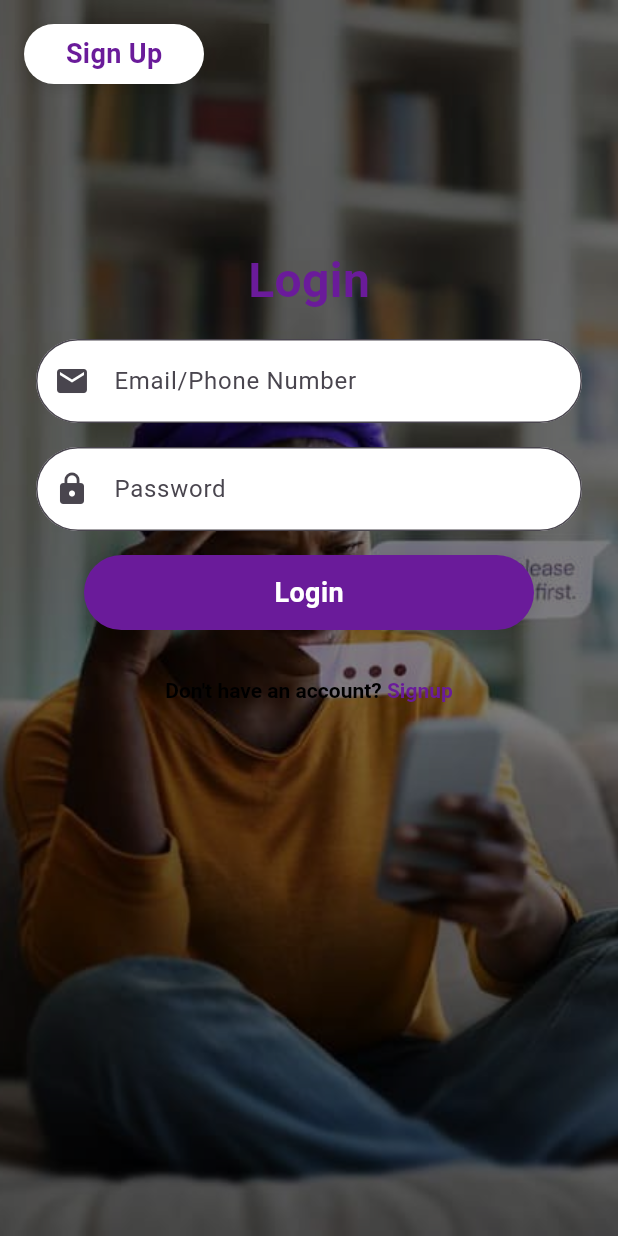
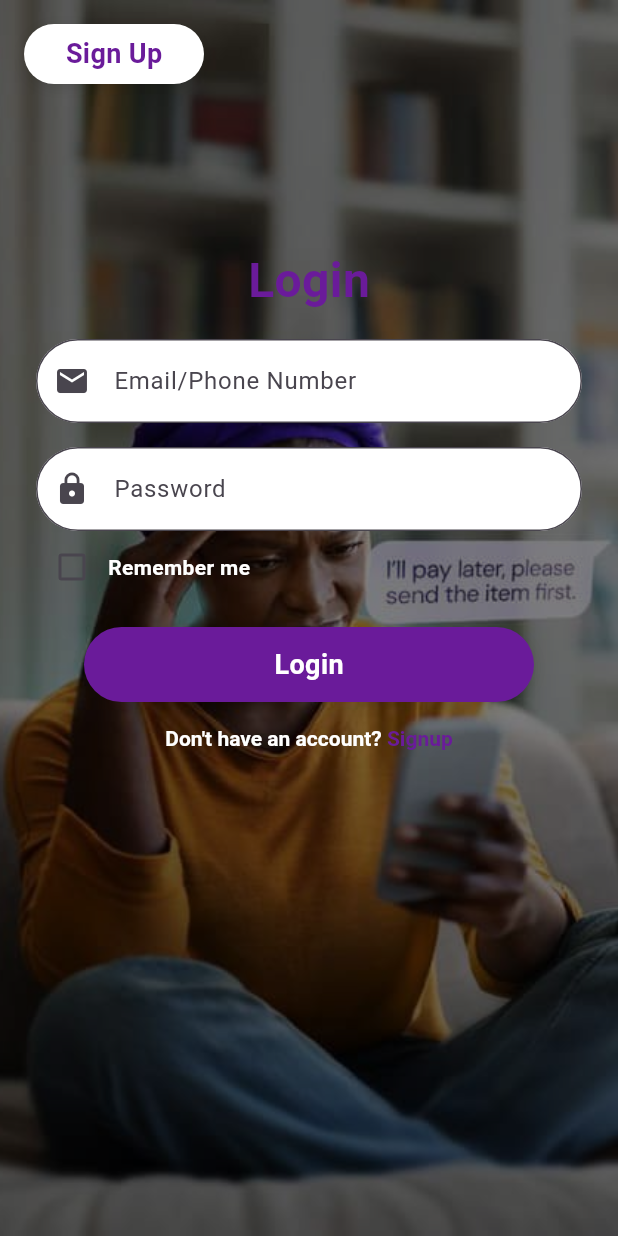
Before and after one commit to Chrisgentsl/miboks-millennialsierraleone, a Flutter app: the screen it shows after launch, after a tap on "Skip", on a phone screen of 412 x 824 dp. Run offline on Flutter 3.47's test engine with Material 3 defaults, Android fonts, the phone set to English and light mode, and no system bars; our stand-ins replace cloud_firestore, firebase_auth, firebase_core, shared_preferences; accounts and stored records are empty.

Commit message:
add remeber me checkbox on the login screen

```diff
--- a/lib/screens/login_screen.dart
+++ b/lib/screens/login_screen.dart
@@ -2,6 +2,7 @@ import 'package:flutter/material.dart';
 import 'package:flutter/gestures.dart';
 import 'package:firebase_auth/firebase_auth.dart';
 import 'package:cloud_firestore/cloud_firestore.dart';
+import 'package:shared_preferences/shared_preferences.dart';
 import '../widgets/login_button2.dart';
 import '../widgets/signup_button.dart';
 import '../logo_widget.dart';
@@ -17,6 +18,37 @@ class _LoginScreenState extends State<LoginScreen> {
   final TextEditingController _emailController = TextEditingController();
   final TextEditingController _passwordController = TextEditingController();
   bool _isLoading = false;
+  bool _rememberMe = false;
+
+  @override
+  void initState() {
+    super.initState();
+    _loadSavedCredentials();
+  }
+
+  Future<void> _loadSavedCredentials() async {
+    final prefs = await SharedPreferences.getInstance();
+    setState(() {
+      _rememberMe = prefs.getBool('rememberMe') ?? false;
+      if (_rememberMe) {
+        _emailController.text = prefs.getString('email') ?? '';
+        _passwordController.text = prefs.getString('password') ?? '';
+      }
+    });
+  }
+
+  Future<void> _saveCredentials() async {
+    final prefs = await SharedPreferences.getInstance();
+    if (_rememberMe) {
+      await prefs.setString('email', _emailController.text);
+      await prefs.setString('password', _passwordController.text);
+      await prefs.setBool('rememberMe', true);
+    } else {
+      await prefs.remove('email');
+      await prefs.remove('password');
+      await prefs.setBool('rememberMe', false);
+    }
+  }
 
   void _showAlert(String message, IconData icon) {
     showDialog(
@@ -62,6 +94,9 @@ class _LoginScreenState extends State<LoginScreen> {
       _showAlert('Please enter your password.', Icons.lock);
       return;
     }
+
+    // Save credentials if remember me is checked
+    await _saveCredentials();
 
     setState(() {
       _isLoading = true;
@@ -197,6 +232,32 @@ class _LoginScreenState extends State<LoginScreen> {
                       fillColor: Colors.white, // White background
                     ),
                   ),
+                  Row(
+                    children: [
+                      Theme(
+                        data: Theme.of(context).copyWith(
+                          unselectedWidgetColor: Colors.white, // Checkbox border color when unchecked
+                        ),
+                        child: Checkbox(
+                          value: _rememberMe,
+                          onChanged: (value) {
+                            setState(() {
+                              _rememberMe = value ?? false;
+                            });
+                          },
+                          checkColor: Colors.white, // Color of the check
+                          activeColor: Color(0xFF6A1B9A), // Background color when checked
+                        ),
+                      ),
+                      Text(
+                        'Remember me',
+                        style: TextStyle(
+                          color: Colors.white,
+                          fontWeight: FontWeight.bold,
+                        ),
+                      ),
+                    ],
+                  ),
                   const SizedBox(height: 16),
                   Center(
                     child: _isLoading
@@ -208,7 +269,6 @@ class _LoginScreenState extends State<LoginScreen> {
                           ),
                   ),
                   const SizedBox(height: 16),
-                  const SizedBox(height: 16),
                   Center(
                     child: RichText(
                       text: TextSpan(
@@ -216,7 +276,7 @@ class _LoginScreenState extends State<LoginScreen> {
                         style: const TextStyle(
                           fontSize: 14,
                           fontWeight: FontWeight.bold,
-                          color: Colors.black, // Black text for the first part
+                          color: Colors.white, // Black text for the first part
                         ),
                         children: [
                           TextSpan(
--- a/lib/screens/signup_screen.dart
+++ b/lib/screens/signup_screen.dart
@@ -130,7 +130,7 @@ class _SignupScreenState extends State<SignupScreen> {
                               'Create your account to get started',
                               style: TextStyle(
                                 fontSize: 16,
-                                color: Colors.black87,
+                                color: Colors.white,
                               ),
                             ),
                             const SizedBox(height: 24),
--- a/pubspec.yaml
+++ b/pubspec.yaml
@@ -16,6 +16,7 @@ dependencies:
   intl: ^0.18.0
   pdf: ^3.10.0
   path_provider: ^2.0.14
+  shared_preferences: ^2.5.3
 
 dev_dependencies:
   flutter_test:
```
Also changed, not shown: pubspec.lock, 1 other file.
